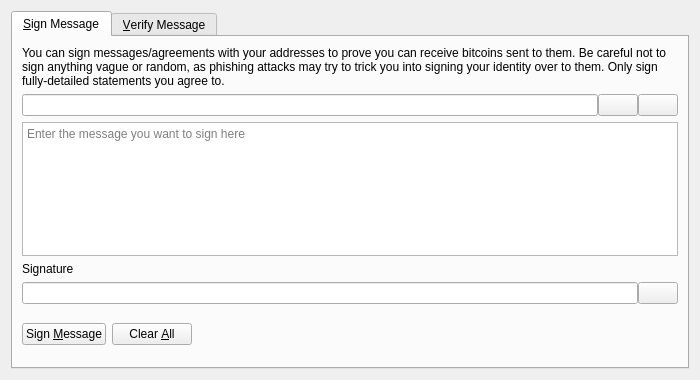
First picture: the form in src/qt/forms/signverifymessagedialog.ui, repository rebitcoin/rebitcoin, before the edit.
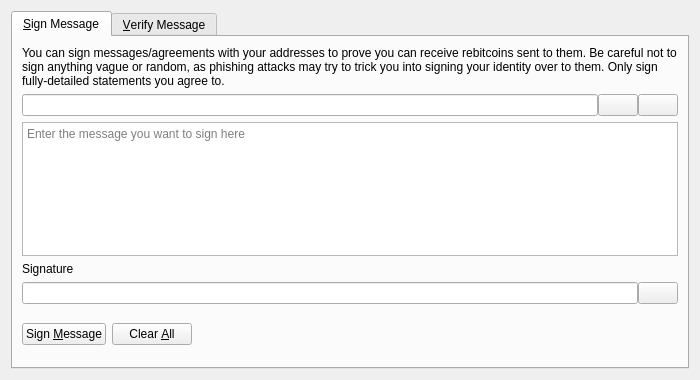
Second picture: the form after the edit. Icons and pictures are not drawn. Custom widgets are drawn as their Qt base class.

Commit message: rename Bitcoin

The edit to the form file:
```diff
--- a/src/qt/forms/signverifymessagedialog.ui
+++ b/src/qt/forms/signverifymessagedialog.ui
@@ -30,7 +30,7 @@
        <item>
         <widget class="QLabel" name="infoLabel_SM">
          <property name="text">
-          <string>You can sign messages/agreements with your addresses to prove you can receive bitcoins sent to them. Be careful not to sign anything vague or random, as phishing attacks may try to trick you into signing your identity over to them. Only sign fully-detailed statements you agree to.</string>
+          <string>You can sign messages/agreements with your addresses to prove you can receive rebitcoins sent to them. Be careful not to sign anything vague or random, as phishing attacks may try to trick you into signing your identity over to them. Only sign fully-detailed statements you agree to.</string>
          </property>
          <property name="textFormat">
           <enum>Qt::PlainText</enum>
```
Left out of the diff: 26 changed lines with no effect on the pictures. The commit also changes 1201 other files.
